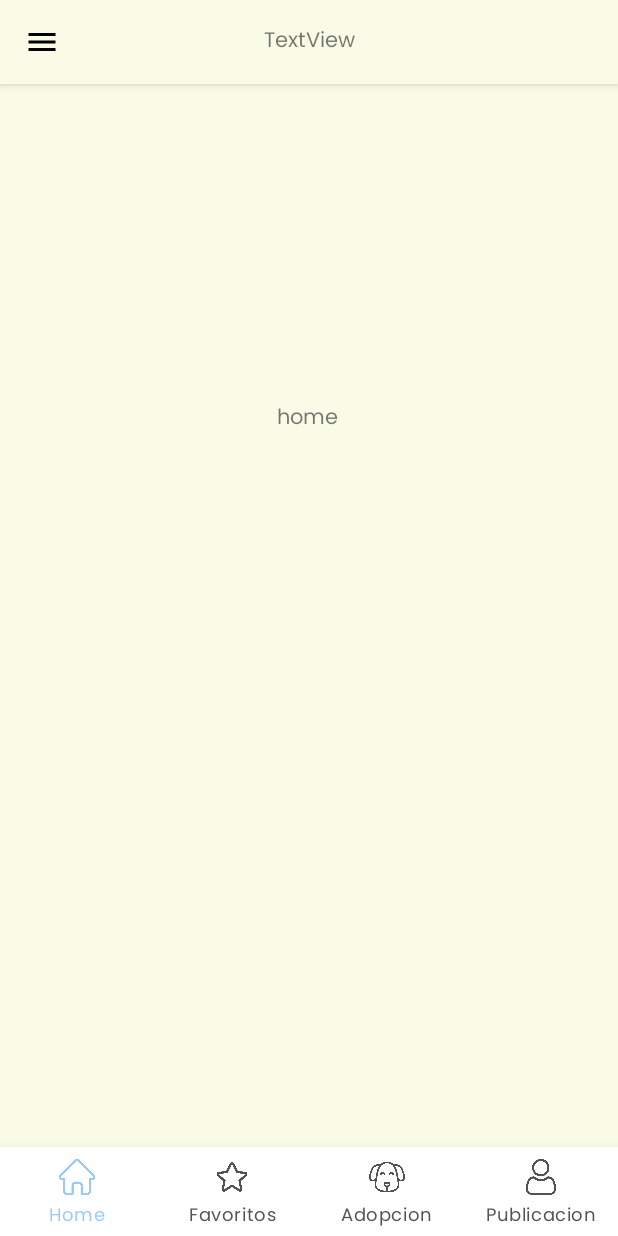
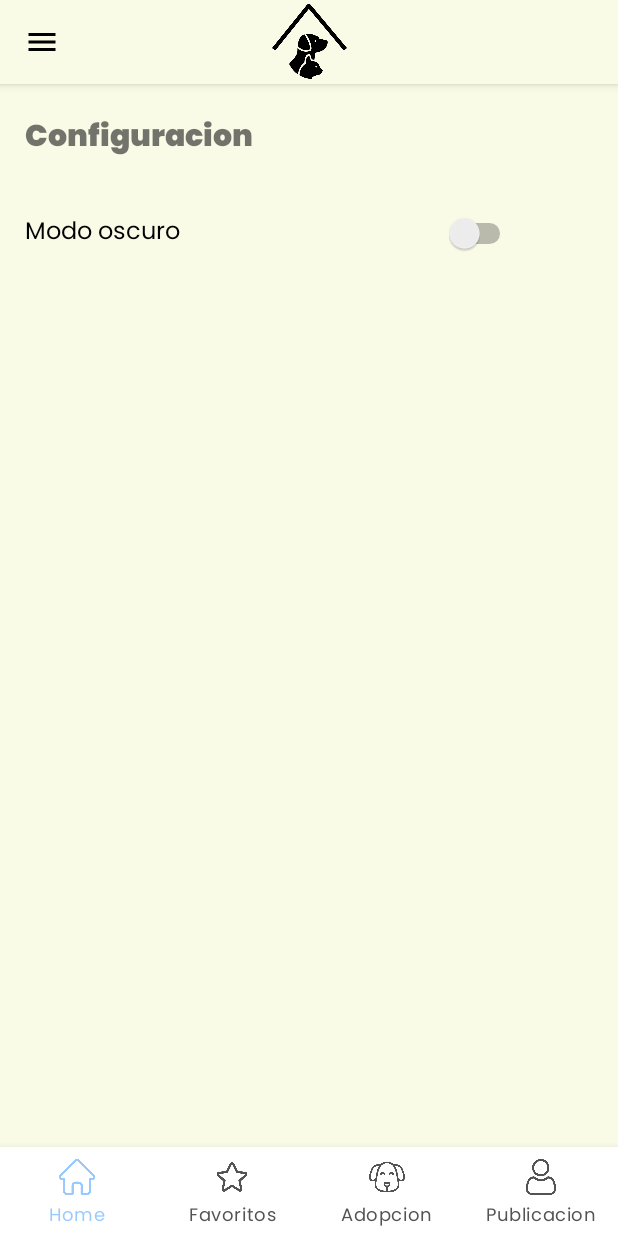
Before and after one commit to gp3ort/DogApp, an Android app: the MainActivity screen opened directly, with no data from a screen before it, in the side drawer, after a tap on "Configuracion", on a phone screen of 412 x 824 dp. Run offline under Robolectric (Android 15) with nearby library versions, the phone set to English and light mode, and no system bars; our stand-ins replace Dagger/Hilt's generated code, Picasso, navigation-ui; pictures from the network do not load.

Commit message:
Dark mode feature, added

```diff
--- /dev/null
+++ b/app/src/main/java/com/ort/dogadoption/ui/fragments/ConfigurationFragment.kt
@@ -0,0 +1,40 @@
+package com.ort.dogadoption.ui.fragments
+
+import android.os.Bundle
+import androidx.fragment.app.Fragment
+import android.view.LayoutInflater
+import android.view.View
+import android.view.ViewGroup
+import android.widget.Switch
+import androidx.fragment.app.activityViewModels
+import com.ort.dogadoption.R
+import com.ort.dogadoption.ui.viewmodels.SharedInfoViewModel
+import dagger.hilt.android.AndroidEntryPoint
+
+class ConfigurationFragment : Fragment() {
+
+    private val sharedInfoViewModel: SharedInfoViewModel by activityViewModels()
+    override fun onCreate(savedInstanceState: Bundle?) {
+        super.onCreate(savedInstanceState)
+
+    }
+
+    override fun onCreateView(
+        inflater: LayoutInflater, container: ViewGroup?,
+        savedInstanceState: Bundle?
+    ): View? {
+        // Inflate the layout for this fragment
+        return inflater.inflate(R.layout.fragment_configuration, container, false)
+    }
+
+    override fun onViewCreated(view: View, savedInstanceState: Bundle?) {
+        super.onViewCreated(view, savedInstanceState)
+
+        val toggleNightMode = view.findViewById(R.id.darkModeSwitchId) as Switch
+
+        toggleNightMode.setOnCheckedChangeListener { _, isChecked ->
+            sharedInfoViewModel.setDarkMode(isChecked)
+        }
+    }
+
+}
--- /dev/null
+++ b/app/src/main/java/com/ort/dogadoption/ui/fragments/ProfileFragment.kt
@@ -0,0 +1,26 @@
+package com.ort.dogadoption.ui.fragments
+
+import android.os.Bundle
+import androidx.fragment.app.Fragment
+import android.view.LayoutInflater
+import android.view.View
+import android.view.ViewGroup
+import com.ort.dogadoption.R
+
+
+class ProfileFragment : Fragment() {
+
+    override fun onCreate(savedInstanceState: Bundle?) {
+        super.onCreate(savedInstanceState)
+
+    }
+
+    override fun onCreateView(
+        inflater: LayoutInflater, container: ViewGroup?,
+        savedInstanceState: Bundle?
+    ): View? {
+        // Inflate the layout for this fragment
+        return inflater.inflate(R.layout.fragment_profile, container, false)
+    }
+
+}
--- /dev/null
+++ b/app/src/main/java/com/ort/dogadoption/ui/viewmodels/SharedInfoViewModel.kt
@@ -0,0 +1,21 @@
+package com.ort.dogadoption.ui.viewmodels
+
+import androidx.lifecycle.LiveData
+import androidx.lifecycle.MutableLiveData
+import androidx.lifecycle.ViewModel
+
+class SharedInfoViewModel: ViewModel() {
+    private val _username = MutableLiveData<String>()
+    val username: LiveData<String> = _username
+
+    private val _isDarkMode = MutableLiveData<Boolean>()
+    val isDarkMode: LiveData<Boolean> = _isDarkMode
+
+    fun setUsername(username: String) {
+        _username.value = username
+    }
+
+    fun setDarkMode(isDarkMode: Boolean) {
+        _isDarkMode.value = isDarkMode
+    }
+}
--- a/app/src/main/java/com/ort/dogadoption/ui/views/MainActivity.kt
+++ b/app/src/main/java/com/ort/dogadoption/ui/views/MainActivity.kt
@@ -5,27 +5,36 @@ import android.os.Bundle
 import android.widget.ImageView
 import android.widget.TextView
 import androidx.appcompat.app.ActionBarDrawerToggle
+import androidx.appcompat.app.AppCompatDelegate
 import androidx.drawerlayout.widget.DrawerLayout
+import androidx.lifecycle.Observer
+import androidx.lifecycle.ViewModelProvider
 import androidx.navigation.fragment.NavHostFragment
 import androidx.navigation.ui.NavigationUI
 import com.bumptech.glide.Glide
 import com.google.android.material.bottomnavigation.BottomNavigationView
 import com.google.android.material.navigation.NavigationView
 import com.ort.dogadoption.R
+import com.ort.dogadoption.ui.viewmodels.SharedInfoViewModel
 import com.squareup.picasso.Picasso
+import dagger.hilt.android.AndroidEntryPoint
 
 class MainActivity : AppCompatActivity() {
 
     private lateinit var textTest: TextView
+
     private lateinit var bottomNavView: BottomNavigationView
     private lateinit var drawer: DrawerLayout
     private lateinit var navHostFragment: NavHostFragment
     private lateinit var navigationView: NavigationView
     private lateinit var toggle: ActionBarDrawerToggle
+    private lateinit var sharedInfoViewModel: SharedInfoViewModel
 
     override fun onCreate(savedInstanceState: Bundle?) {
         super.onCreate(savedInstanceState)
         setContentView(R.layout.activity_main)
+
+        sharedInfoViewModel = ViewModelProvider(this)[SharedInfoViewModel::class.java]
 
         navHostFragment = supportFragmentManager.findFragmentById(R.id.mainNavigationId) as NavHostFragment
         bottomNavView = findViewById(R.id.bottomMenuMain)
@@ -69,5 +78,13 @@ class MainActivity : AppCompatActivity() {
             supportActionBar?.setHomeAsUpIndicator(R.drawable.hamburger)
         }
 
+        sharedInfoViewModel.isDarkMode.observe(this, Observer { isDarkMode ->
+            if (isDarkMode) {
+                AppCompatDelegate.setDefaultNightMode(AppCompatDelegate.MODE_NIGHT_YES)
+            } else {
+                AppCompatDelegate.setDefaultNightMode(AppCompatDelegate.MODE_NIGHT_NO)
+            }
+        })
+
     }
 }
--- /dev/null
+++ b/app/src/main/res/layout/fragment_configuration.xml
@@ -0,0 +1,65 @@
+<?xml version="1.0" encoding="utf-8"?>
+<androidx.constraintlayout.widget.ConstraintLayout xmlns:android="http://schemas.android.com/apk/res/android"
+    xmlns:app="http://schemas.android.com/apk/res-auto"
+    xmlns:tools="http://schemas.android.com/tools"
+    android:id="@+id/frameLayout3"
+    android:layout_width="match_parent"
+    android:layout_height="match_parent"
+    tools:context=".ui.fragments.ConfigurationFragment">
+
+    <TextView
+        android:id="@+id/settingsTitleId"
+        android:layout_width="wrap_content"
+        android:layout_height="wrap_content"
+        android:layout_marginTop="4dp"
+        android:fontFamily="@font/poppinsblack"
+        android:text="@string/setting_title"
+        android:textSize="20sp"
+        app:layout_constraintEnd_toStartOf="@+id/guideline12"
+        app:layout_constraintHorizontal_bias="0.0"
+        app:layout_constraintStart_toStartOf="@+id/guideline11"
+        app:layout_constraintTop_toTopOf="@+id/guideline9" />
+
+    <Switch
+        android:id="@+id/darkModeSwitchId"
+        android:layout_width="327dp"
+        android:layout_height="59dp"
+        android:layout_marginTop="16dp"
+        android:ellipsize="none"
+        android:fontFamily="@font/poppins_regular"
+        android:text="@string/setting_modo_label"
+        android:textSize="16sp"
+        app:layout_constraintEnd_toStartOf="@+id/guideline12"
+        app:layout_constraintHorizontal_bias="0.0"
+        app:layout_constraintStart_toStartOf="@+id/guideline11"
+        app:layout_constraintTop_toBottomOf="@+id/settingsTitleId" />
+
+    <androidx.constraintlayout.widget.Guideline
+        android:id="@+id/guideline9"
+        android:layout_width="wrap_content"
+        android:layout_height="wrap_content"
+        android:orientation="horizontal"
+        app:layout_constraintGuide_percent="0.02" />
+
+    <androidx.constraintlayout.widget.Guideline
+        android:id="@+id/guideline10"
+        android:layout_width="wrap_content"
+        android:layout_height="wrap_content"
+        android:orientation="horizontal"
+        app:layout_constraintGuide_percent="0.95" />
+
+    <androidx.constraintlayout.widget.Guideline
+        android:id="@+id/guideline11"
+        android:layout_width="wrap_content"
+        android:layout_height="wrap_content"
+        android:orientation="vertical"
+        app:layout_constraintGuide_percent="0.04" />
+
+    <androidx.constraintlayout.widget.Guideline
+        android:id="@+id/guideline12"
+        android:layout_width="wrap_content"
+        android:layout_height="wrap_content"
+        android:orientation="vertical"
+        app:layout_constraintGuide_percent="0.9" />
+
+</androidx.constraintlayout.widget.ConstraintLayout>
--- /dev/null
+++ b/app/src/main/res/layout/fragment_profile.xml
@@ -0,0 +1,14 @@
+<?xml version="1.0" encoding="utf-8"?>
+<FrameLayout xmlns:android="http://schemas.android.com/apk/res/android"
+    xmlns:tools="http://schemas.android.com/tools"
+    android:layout_width="match_parent"
+    android:layout_height="match_parent"
+    tools:context=".ui.fragments.ProfileFragment">
+
+    <!-- TODO: Update blank fragment layout -->
+    <TextView
+        android:layout_width="match_parent"
+        android:layout_height="match_parent"
+        android:text="@string/hello_blank_fragment" />
+
+</FrameLayout>
--- a/app/src/main/res/layout/top_bar_main.xml
+++ b/app/src/main/res/layout/top_bar_main.xml
@@ -17,16 +17,25 @@
         android:layout_width="match_parent"
         android:layout_height="wrap_content"
         android:background="@color/deep_purple"
+        android:elevation="4dp"
         android:minHeight="?attr/actionBarSize"
-        android:elevation="4dp"
         android:theme="@style/ThemeOverlay.AppCompat.ActionBar">
 
-        <TextView
-            android:id="@+id/textView"
-            android:layout_width="wrap_content"
-            android:layout_height="wrap_content"
+        <!--        <TextView-->
+        <!--            android:id="@+id/textView"-->
+        <!--            android:layout_width="wrap_content"-->
+        <!--            android:layout_height="wrap_content"-->
+        <!--            android:layout_gravity="center"-->
+        <!--            android:fontFamily="@font/poppins_semibold"-->
+        <!--            android:text="Dog Appdoption"-->
+        <!--            android:textSize="20sp" />-->
+
+        <ImageView
+            android:id="@+id/imageView"
+            android:layout_width="50dp"
+            android:layout_height="50dp"
             android:layout_gravity="center"
-            android:text="TextView" />
+            android:src="@drawable/applogo" />
     </androidx.appcompat.widget.Toolbar>
 
 
--- a/app/src/main/res/menu/main_drawer.xml
+++ b/app/src/main/res/menu/main_drawer.xml
@@ -3,9 +3,11 @@
     xmlns:android="http://schemas.android.com/apk/res/android">
 
     <item
+        android:id="@+id/profileFragment"
         android:icon="@drawable/user"
         android:title="Perfil" />
     <item
+        android:id="@+id/configurationFragment"
         android:icon="@drawable/config"
         android:title="Configuracion" />
 </menu>
--- a/app/src/main/res/navigation/main_navigation.xml
+++ b/app/src/main/res/navigation/main_navigation.xml
@@ -25,4 +25,14 @@
         android:name="com.ort.dogadoption.ui.fragments.HomeFragment"
         android:label="fragment_home"
         tools:layout="@layout/fragment_home" />
+    <fragment
+        android:id="@+id/configurationFragment"
+        android:name="com.ort.dogadoption.ui.fragments.ConfigurationFragment"
+        android:label="fragment_configuration"
+        tools:layout="@layout/fragment_configuration" />
+    <fragment
+        android:id="@+id/profileFragment"
+        android:name="com.ort.dogadoption.ui.fragments.ProfileFragment"
+        android:label="fragment_profile"
+        tools:layout="@layout/fragment_profile" />
 </navigation>
--- a/app/src/main/res/values-night/themes.xml
+++ b/app/src/main/res/values-night/themes.xml
@@ -1,7 +1,22 @@
 <resources xmlns:tools="http://schemas.android.com/tools">
     <!-- Base application theme. -->
-    <style name="Base.Theme.DogAdoption" parent="Theme.Material3.DayNight.NoActionBar">
+    <style name="Base.Theme.DogAdoption" parent="Theme.MaterialComponents.DayNight.DarkActionBar">
         <!-- Customize your dark theme here. -->
-        <!-- <item name="colorPrimary">@color/my_dark_primary</item> -->
+        <item name="android:windowBackground">@color/black</item>
+
+        <item name="colorPrimary">@color/purple_500</item>-->
+        <!-- Primary brand color. -->
+        <item name="colorPrimaryVariant">@color/purple_700</item>
+        <item name="colorOnPrimary">@color/white</item>
+        <!-- Secondary brand color. -->
+        <item name="colorSecondary">@color/teal_200</item>
+        <item name="colorSecondaryVariant">@color/teal_700</item>
+        <item name="colorOnSecondary">@color/black</item>
+        <!-- Status bar color. -->
+        <item name="android:statusBarColor">?attr/colorPrimaryVariant</item>
+        <!-- Customize your theme here. -->
+        <item name="windowActionBar">false</item>
+        <item name="windowNoTitle">true</item>
+        <item name="android:fontFamily">@font/poppins_regular</item>
     </style>
 </resources>
--- a/app/src/main/res/values/strings.xml
+++ b/app/src/main/res/values/strings.xml
@@ -10,4 +10,6 @@
     <string name="login_button">Login</string>
     <string name="navigation_drawer_open">"Abrir"</string>
     <string name="navigation_drawer_close">"Cerrar"</string>
+    <string name="setting_title">"Configuracion"</string>
+    <string name="setting_modo_label">"Modo oscuro"</string>
 </resources>
--- a/build.gradle.kts
+++ b/build.gradle.kts
@@ -11,4 +11,7 @@ buildscript {
 plugins {
     id("com.android.application") version "8.1.2" apply false
     id("org.jetbrains.kotlin.android") version "1.9.0" apply false
+    id("org.jetbrains.kotlin.kapt") version "1.8.21" apply false
+    id("com.google.dagger.hilt.android") version "2.44" apply false
+    id("androidx.navigation.safeargs.kotlin") version "2.5.3" apply false
 }
```
Also changed, not shown: app/build.gradle.kts (+13 -0 lines), app/src/main/res/drawable/applogo.png (added).
